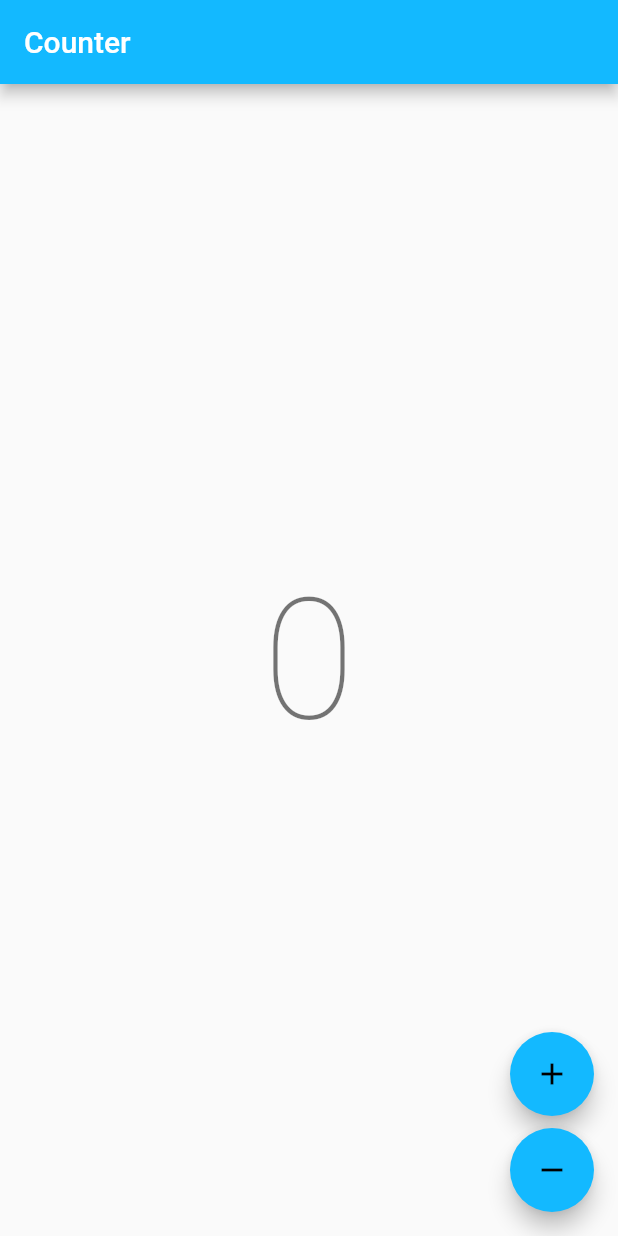
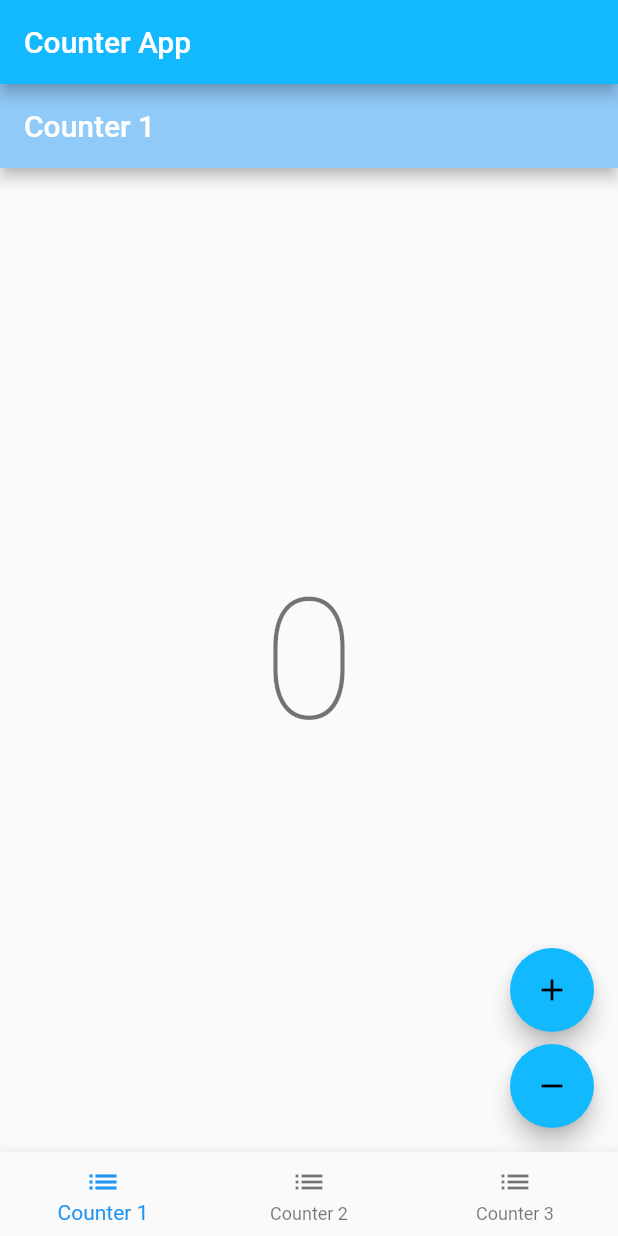
Before and after one commit to JigneshWorld/flutter-counter-example, a Flutter app: the screen it shows after launch, on a phone screen of 412 x 824 dp. Run offline on Flutter 3.47's test engine with Material 2 defaults, Android fonts, the phone set to English and light mode, and no system bars; our stand-ins replace bloc, flutter_bloc; generated files the repository leaves out were written again.

Commit message:
feat: tab view with 3 counters

```diff
--- a/lib/app/view/app.dart
+++ b/lib/app/view/app.dart
@@ -6,7 +6,7 @@
 // https://opensource.org/licenses/MIT.
 
 import 'package:flutter/material.dart';
-import 'package:flutter_counter_example/counter/counter.dart';
+import 'package:flutter_counter_example/home_tabs/home_tab.dart';
 import 'package:flutter_counter_example/l10n/l10n.dart';
 import 'package:flutter_localizations/flutter_localizations.dart';
 
@@ -27,7 +27,7 @@ class App extends StatelessWidget {
         GlobalMaterialLocalizations.delegate,
       ],
       supportedLocales: AppLocalizations.supportedLocales,
-      home: const CounterPage(),
+      home: const HomeTabsPage(),
     );
   }
 }
--- a/lib/counter/view/counter_page.dart
+++ b/lib/counter/view/counter_page.dart
@@ -11,25 +11,38 @@ import 'package:flutter_counter_example/counter/counter.dart';
 import 'package:flutter_counter_example/l10n/l10n.dart';
 
 class CounterPage extends StatelessWidget {
-  const CounterPage({Key? key}) : super(key: key);
+  const CounterPage({
+    Key? key,
+    required this.index,
+  }) : super(key: key);
+
+  final int index;
 
   @override
   Widget build(BuildContext context) {
+    final l10n = context.l10n;
     return BlocProvider(
       create: (_) => CounterCubit(),
-      child: const CounterView(),
+      child: CounterView(title: l10n.counterTabTitle(index)),
     );
   }
 }
 
 class CounterView extends StatelessWidget {
-  const CounterView({Key? key}) : super(key: key);
+  const CounterView({
+    Key? key,
+    required this.title,
+  }) : super(key: key);
+
+  final String title;
 
   @override
   Widget build(BuildContext context) {
-    final l10n = context.l10n;
     return Scaffold(
-      appBar: AppBar(title: Text(l10n.counterAppBarTitle)),
+      appBar: AppBar(
+        backgroundColor: Theme.of(context).backgroundColor,
+        title: Text(title),
+      ),
       body: const Center(child: CounterText()),
       floatingActionButton: Column(
         mainAxisAlignment: MainAxisAlignment.end,
--- /dev/null
+++ b/lib/home_tabs/cubit/home_tab_cubit.dart
@@ -0,0 +1,11 @@
+import 'package:bloc/bloc.dart';
+
+class HomeTabCubit extends Cubit<int> {
+  HomeTabCubit() : super(0);
+
+  static const tabCounts = 3;
+
+  void tabChanged(int position) {
+    emit(position);
+  }
+}
--- /dev/null
+++ b/lib/home_tabs/home_tab.dart
@@ -0,0 +1 @@
+export 'view/home_tabs_page.dart';
--- /dev/null
+++ b/lib/home_tabs/view/home_tabs_page.dart
@@ -0,0 +1,49 @@
+import 'package:flutter/material.dart';
+import 'package:flutter_bloc/flutter_bloc.dart';
+import 'package:flutter_counter_example/counter/counter.dart';
+import 'package:flutter_counter_example/home_tabs/cubit/home_tab_cubit.dart';
+import 'package:flutter_counter_example/l10n/l10n.dart';
+
+class HomeTabsPage extends StatelessWidget {
+  const HomeTabsPage({Key? key}) : super(key: key);
+
+  @override
+  Widget build(BuildContext context) {
+    return BlocProvider(
+      create: (_) => HomeTabCubit(),
+      child: const HomeTabsView(),
+    );
+  }
+}
+
+class HomeTabsView extends StatelessWidget {
+  const HomeTabsView({Key? key}) : super(key: key);
+
+  @override
+  Widget build(BuildContext context) {
+    final l10n = context.l10n;
+    return Scaffold(
+      appBar: AppBar(title: Text(l10n.counterAppBarTitle)),
+      body: IndexedStack(
+        index: context.select((HomeTabCubit cubit) => cubit.state),
+        children: [
+          for (var i = 0; i < HomeTabCubit.tabCounts; i++)
+            CounterPage(
+              index: i + 1,
+            ),
+        ],
+      ),
+      bottomNavigationBar: BottomNavigationBar(
+        currentIndex: context.select((HomeTabCubit cubit) => cubit.state),
+        onTap: (index) => context.read<HomeTabCubit>().tabChanged(index),
+        items: [
+          for (var i = 0; i < HomeTabCubit.tabCounts; i++)
+            BottomNavigationBarItem(
+              icon: const Icon(Icons.list),
+              label: l10n.counterTabTitle(i + 1),
+            ),
+        ],
+      ),
+    );
+  }
+}
--- a/lib/l10n/arb/app_en.arb
+++ b/lib/l10n/arb/app_en.arb
@@ -1,7 +1,14 @@
 {
     "@@locale": "en",
-    "counterAppBarTitle": "Counter",
+    "counterAppBarTitle": "Counter App",
     "@counterAppBarTitle": {
         "description": "Text shown in the AppBar of the Counter Page"
+    },
+    "counterTabTitle": "Counter {argument}",
+    "@counterTabTitle": {
+        "description": "Text shown in the Tab of the Counter Page",
+        "placeholders": {
+            "argument": {}
+        }
     }
 }
```
